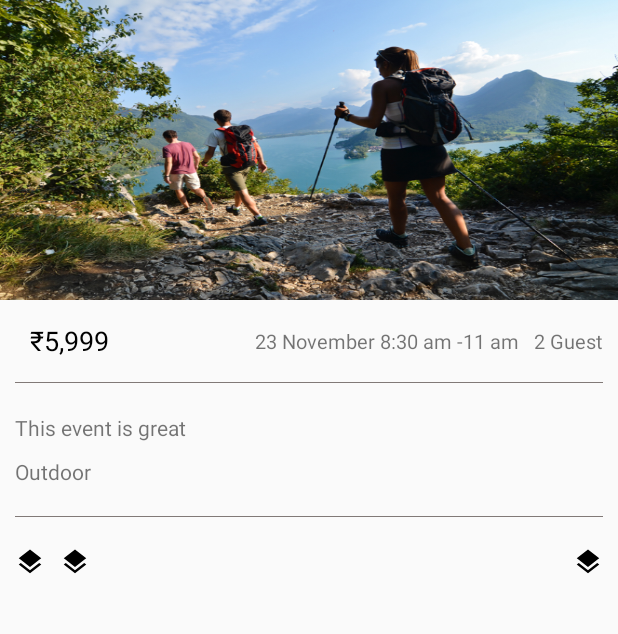
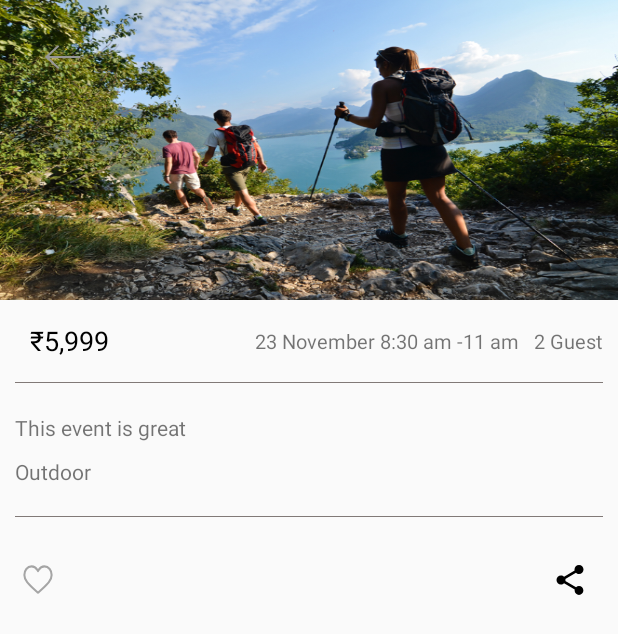
Before and after one commit to shyakdas/Jiva, an Android app: the DetailActivity screen opened directly, with no data from a screen before it, on a phone screen of 412 x 824 dp. Shown: the top 634 px of the screen. Run offline under Robolectric (Android 15) with nearby library versions, the phone set to English and light mode, and no system bars.

Commit message:
[Implementation]Share, like , backpress buttom implemented

```diff
--- a/app/src/main/java/com/jiva/com/jivaassigment/eventdetail/DetailActivity.java
+++ b/app/src/main/java/com/jiva/com/jivaassigment/eventdetail/DetailActivity.java
@@ -1,15 +1,42 @@
 package com.jiva.com.jivaassigment.eventdetail;
 
+import android.content.Intent;
 import android.os.Bundle;
 import android.support.v7.app.AppCompatActivity;
+import android.view.View;
+import android.widget.ImageView;
 
 import com.jiva.com.jivaassigment.R;
 
-public class DetailActivity extends AppCompatActivity {
+public class DetailActivity extends AppCompatActivity implements View.OnClickListener {
+
+    private ImageView mBackPress, mShare;
 
     @Override
     protected void onCreate(Bundle savedInstanceState) {
         super.onCreate(savedInstanceState);
         setContentView(R.layout.activity_detail);
+        mBackPress = findViewById(R.id.back_arrow);
+        mShare = findViewById(R.id.share);
+        mShare.setOnClickListener(this);
+        mBackPress.setOnClickListener(this);
+    }
+
+    @Override
+    public void onClick(View view) {
+        switch (view.getId()) {
+            case R.id.back_arrow:
+                onBackPressed();
+                break;
+
+            case R.id.share:
+                String shareBody = "Here is the share content body";
+                Intent sharingIntent = new Intent(android.content.Intent.ACTION_SEND);
+                sharingIntent.setType("text/plain");
+                sharingIntent.putExtra(android.content.Intent.EXTRA_SUBJECT, "Subject Here");
+                sharingIntent.putExtra(android.content.Intent.EXTRA_TEXT, shareBody);
+                startActivity(Intent.createChooser(sharingIntent, getResources().getString(R.string.share)));
+                break;
+        }
     }
 }
--- /dev/null
+++ b/app/src/main/res/animator/scale.xml
@@ -0,0 +1,82 @@
+<?xml version="1.0" encoding="utf-8"?>
+<selector xmlns:android="http://schemas.android.com/apk/res/android">
+    <item android:state_checked="true">
+        <set xmlns:android="http://schemas.android.com/apk/res/android">
+            <objectAnimator
+                android:duration="@android:integer/config_shortAnimTime"
+                android:propertyName="scaleX"
+                android:valueTo="1.525"
+                android:valueType="floatType" />
+            <objectAnimator
+                android:duration="@android:integer/config_shortAnimTime"
+                android:propertyName="scaleY"
+                android:valueTo="1.525"
+                android:valueType="floatType" />
+            <objectAnimator
+                android:duration="@android:integer/config_shortAnimTime"
+                android:propertyName="translationZ"
+                android:valueTo="4dp"
+                android:valueType="floatType" />
+
+            <objectAnimator
+                android:duration="@android:integer/config_shortAnimTime"
+                android:propertyName="scaleX"
+                android:valueTo="1.0"
+                android:startOffset="@android:integer/config_shortAnimTime"
+                android:valueType="floatType" />
+            <objectAnimator
+                android:duration="@android:integer/config_shortAnimTime"
+                android:propertyName="scaleY"
+                android:startOffset="@android:integer/config_shortAnimTime"
+                android:valueTo="1.0"
+                android:valueType="floatType" />
+            <objectAnimator
+                android:duration="@android:integer/config_shortAnimTime"
+                android:propertyName="translationZ"
+                android:startOffset="@android:integer/config_shortAnimTime"
+                android:valueTo="0dp"
+                android:valueType="floatType" />
+
+        </set>
+
+    </item>
+
+    <item>
+        <set>
+            <objectAnimator
+                android:duration="@android:integer/config_shortAnimTime"
+                android:propertyName="scaleX"
+                android:valueTo="1.525"
+                android:valueType="floatType" />
+            <objectAnimator
+                android:duration="@android:integer/config_shortAnimTime"
+                android:propertyName="scaleY"
+                android:valueTo="1.525"
+                android:valueType="floatType" />
+            <objectAnimator
+                android:duration="@android:integer/config_shortAnimTime"
+                android:propertyName="translationZ"
+                android:valueTo="4dp"
+                android:valueType="floatType" />
+
+            <objectAnimator
+                android:duration="@android:integer/config_shortAnimTime"
+                android:propertyName="scaleX"
+                android:valueTo="1.0"
+                android:startOffset="@android:integer/config_shortAnimTime"
+                android:valueType="floatType" />
+            <objectAnimator
+                android:duration="@android:integer/config_shortAnimTime"
+                android:propertyName="scaleY"
+                android:startOffset="@android:integer/config_shortAnimTime"
+                android:valueTo="1.0"
+                android:valueType="floatType" />
+            <objectAnimator
+                android:duration="@android:integer/config_shortAnimTime"
+                android:propertyName="translationZ"
+                android:startOffset="@android:integer/config_shortAnimTime"
+                android:valueTo="0dp"
+                android:valueType="floatType" />
+        </set>
+    </item>
+</selector>
--- /dev/null
+++ b/app/src/main/res/drawable/ic_icon_arrow_back_24px.xml
@@ -0,0 +1,22 @@
+<vector xmlns:android="http://schemas.android.com/apk/res/android"
+    android:width="24dp"
+    android:height="16dp"
+    android:viewportWidth="25"
+    android:viewportHeight="18">
+  <path
+      android:fillColor="#00000000"
+      android:fillType="nonZero"
+      android:pathData="M24,9l-23,0l8,8"
+      android:strokeWidth="1.5"
+      android:strokeColor="#979797"
+      android:strokeLineCap="round"
+      android:strokeLineJoin="round" />
+  <path
+      android:fillColor="#00000000"
+      android:fillType="nonZero"
+      android:pathData="M9,1L0.9844,9.0156"
+      android:strokeWidth="1.5"
+      android:strokeColor="#979797"
+      android:strokeLineCap="round"
+      android:strokeLineJoin="round" />
+</vector>
--- /dev/null
+++ b/app/src/main/res/drawable/ic_icon_like_gr.xml
@@ -0,0 +1,14 @@
+<vector xmlns:android="http://schemas.android.com/apk/res/android"
+    android:width="20dp"
+    android:height="18dp"
+    android:viewportWidth="22"
+    android:viewportHeight="20">
+    <path
+        android:fillColor="#00000000"
+        android:fillType="evenOdd"
+        android:pathData="M19.5408,2.7682C18.5543,1.628 17.1859,1 15.6875,1C13.5802,1 12.246,2.2822 11.4979,3.3578C11.3037,3.6369 11.1386,3.9168 11,4.1801C10.8614,3.9168 10.6963,3.6369 10.5021,3.3578C9.754,2.2822 8.4198,1 6.3125,1C4.8141,1 3.4457,1.628 2.4592,2.7682C1.5182,3.856 1,5.3128 1,6.8702C1,8.5656 1.6497,10.1424 3.0447,11.8326C4.2915,13.3431 6.0851,14.9002 8.1621,16.7032C8.9361,17.3751 9.7364,18.0699 10.5885,18.8294L10.6141,18.8522C10.7245,18.9508 10.8623,19 11,19C11.1377,19 11.2755,18.9507 11.3859,18.8522L11.4115,18.8294C12.2636,18.0699 13.0639,17.3752 13.838,16.7032C15.9149,14.9002 17.7085,13.3432 18.9553,11.8326C20.3503,10.1424 21,8.5656 21,6.8702C21,5.3128 20.4818,3.856 19.5408,2.7682Z"
+        android:strokeWidth="1.5"
+        android:strokeColor="#A5A5A5"
+        android:strokeLineCap="round"
+        android:strokeLineJoin="round" />
+</vector>
--- /dev/null
+++ b/app/src/main/res/drawable/ic_icon_like_rd.xml
@@ -0,0 +1,14 @@
+<vector xmlns:android="http://schemas.android.com/apk/res/android"
+    android:width="20dp"
+    android:height="18dp"
+    android:viewportWidth="22"
+    android:viewportHeight="20">
+    <path
+        android:fillColor="#EE2C48"
+        android:fillType="evenOdd"
+        android:pathData="M19.5408,2.7682C18.5543,1.628 17.1859,1 15.6875,1C13.5802,1 12.246,2.2822 11.4979,3.3578C11.3038,3.6369 11.1386,3.9168 11,4.1801C10.8614,3.9168 10.6963,3.6369 10.5021,3.3578C9.754,2.2822 8.4198,1 6.3125,1C4.8141,1 3.4457,1.628 2.4592,2.7683C1.5182,3.856 1,5.3128 1,6.8702C1,8.5656 1.6497,10.1424 3.0447,11.8326C4.2915,13.3431 6.0851,14.9002 8.1621,16.7032C8.9361,17.3751 9.7364,18.0699 10.5885,18.8294C10.7245,18.9508 10.8623,19 11,19C11.1377,19 11.2755,18.9507 11.3859,18.8522C12.2636,18.0699 13.0639,17.3752 13.838,16.7032C15.9149,14.9002 17.7085,13.3432 18.9553,11.8326C20.3503,10.1424 21,8.5656 21,6.8702C21,5.3128 20.4818,3.856 19.5408,2.7682Z"
+        android:strokeWidth="1.5"
+        android:strokeColor="#EE2C48"
+        android:strokeLineCap="round"
+        android:strokeLineJoin="round" />
+</vector>
--- /dev/null
+++ b/app/src/main/res/drawable/ic_icon_share.xml
@@ -0,0 +1,9 @@
+<vector xmlns:android="http://schemas.android.com/apk/res/android"
+    android:width="24dp"
+    android:height="24dp"
+    android:viewportWidth="24"
+    android:viewportHeight="24">
+  <path
+      android:fillColor="#FF000000"
+      android:pathData="M18,16.08c-0.76,0 -1.44,0.3 -1.96,0.77L8.91,12.7c0.05,-0.23 0.09,-0.46 0.09,-0.7s-0.04,-0.47 -0.09,-0.7l7.05,-4.11c0.54,0.5 1.25,0.81 2.04,0.81 1.66,0 3,-1.34 3,-3s-1.34,-3 -3,-3 -3,1.34 -3,3c0,0.24 0.04,0.47 0.09,0.7L8.04,9.81C7.5,9.31 6.79,9 6,9c-1.66,0 -3,1.34 -3,3s1.34,3 3,3c0.79,0 1.5,-0.31 2.04,-0.81l7.12,4.16c-0.05,0.21 -0.08,0.43 -0.08,0.65 0,1.61 1.31,2.92 2.92,2.92 1.61,0 2.92,-1.31 2.92,-2.92s-1.31,-2.92 -2.92,-2.92z"/>
+</vector>
--- /dev/null
+++ b/app/src/main/res/drawable/like_icon.xml
@@ -0,0 +1,7 @@
+<?xml version="1.0" encoding="utf-8"?>
+<selector xmlns:android="http://schemas.android.com/apk/res/android">
+
+    <item android:drawable="@drawable/ic_icon_like_rd" android:state_checked="true" />
+    <item android:drawable="@drawable/ic_icon_like_gr" />
+
+</selector>
--- a/app/src/main/res/layout/activity_detail.xml
+++ b/app/src/main/res/layout/activity_detail.xml
@@ -17,6 +17,14 @@
             android:layout_height="200dp"
             android:scaleType="fitXY"
             android:src="@mipmap/demo" />
+
+        <ImageView
+            android:id="@+id/back_arrow"
+            android:layout_width="wrap_content"
+            android:layout_height="wrap_content"
+            android:layout_margin="20dp"
+            android:padding="10dp"
+            app:srcCompat="@drawable/ic_icon_arrow_back_24px" />
 
         <RelativeLayout
             android:id="@+id/info_layout"
@@ -108,21 +116,21 @@
             android:layout_below="@+id/view_two"
             android:layout_marginTop="20dp">
 
-            <ImageView
+            <CheckBox
                 android:id="@+id/like"
                 android:layout_width="wrap_content"
                 android:layout_height="wrap_content"
                 android:layout_alignParentLeft="true"
-                android:layout_marginLeft="10dp"
-                app:srcCompat="@drawable/ic_icon_event" />
-
-            <ImageView
-                android:id="@+id/dislike"
-                android:layout_width="wrap_content"
-                android:layout_height="wrap_content"
-                android:layout_marginLeft="10dp"
-                android:layout_toRightOf="@id/like"
-                app:srcCompat="@drawable/ic_icon_event" />
+                android:layout_centerInParent="true"
+                android:layout_marginLeft="15dp"
+                android:layout_marginTop="10dp"
+                android:layout_marginBottom="5dp"
+                android:background="@drawable/like_icon"
+                android:button="@null"
+                android:checked="false"
+                android:clickable="true"
+                android:focusable="true"
+                android:stateListAnimator="@animator/scale" />
 
             <ImageView
                 android:id="@+id/share"
@@ -130,9 +138,9 @@
                 android:layout_height="wrap_content"
                 android:layout_alignParentRight="true"
                 android:layout_marginRight="10dp"
-                app:srcCompat="@drawable/ic_icon_event" />
+                android:padding="10dp"
+                app:srcCompat="@drawable/ic_icon_share" />
 
         </RelativeLayout>
-
     </RelativeLayout>
 </RelativeLayout>
--- a/app/src/main/res/values/strings.xml
+++ b/app/src/main/res/values/strings.xml
@@ -1,4 +1,5 @@
 <resources>
     <string name="app_name">JivaAssigment</string>
     <string name="appbar_scrolling_view_behavior">android.support.design.widget.AppBarLayout$ScrollingViewBehavior</string>
+    <string name="share">Share</string>
 </resources>
```
